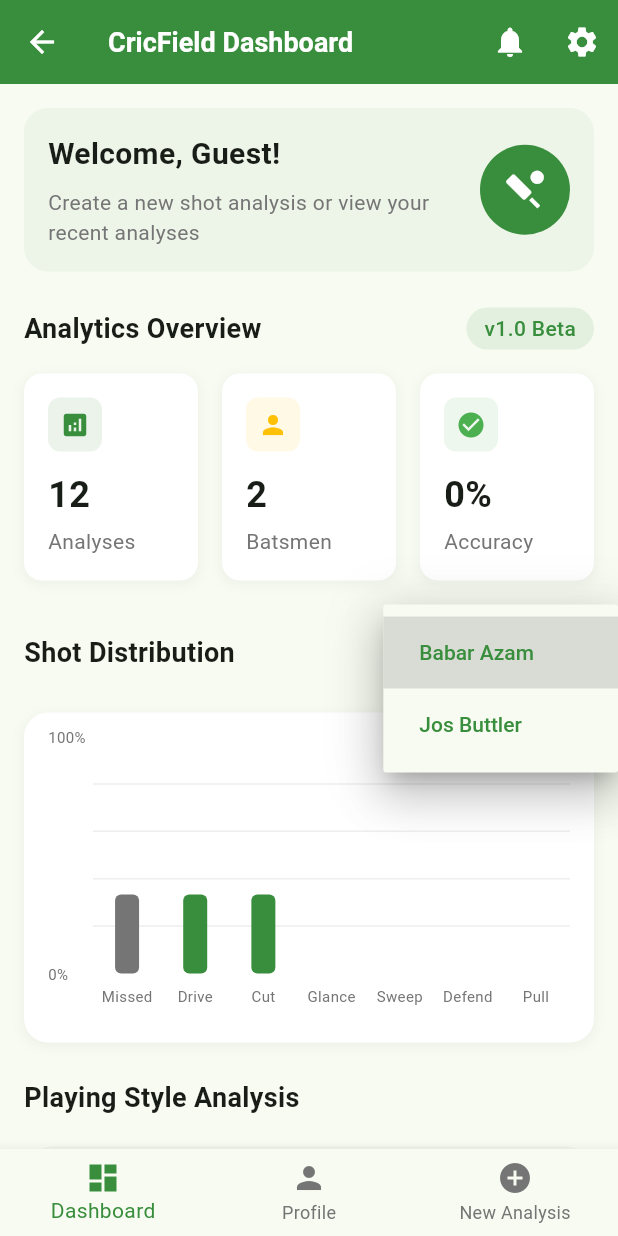
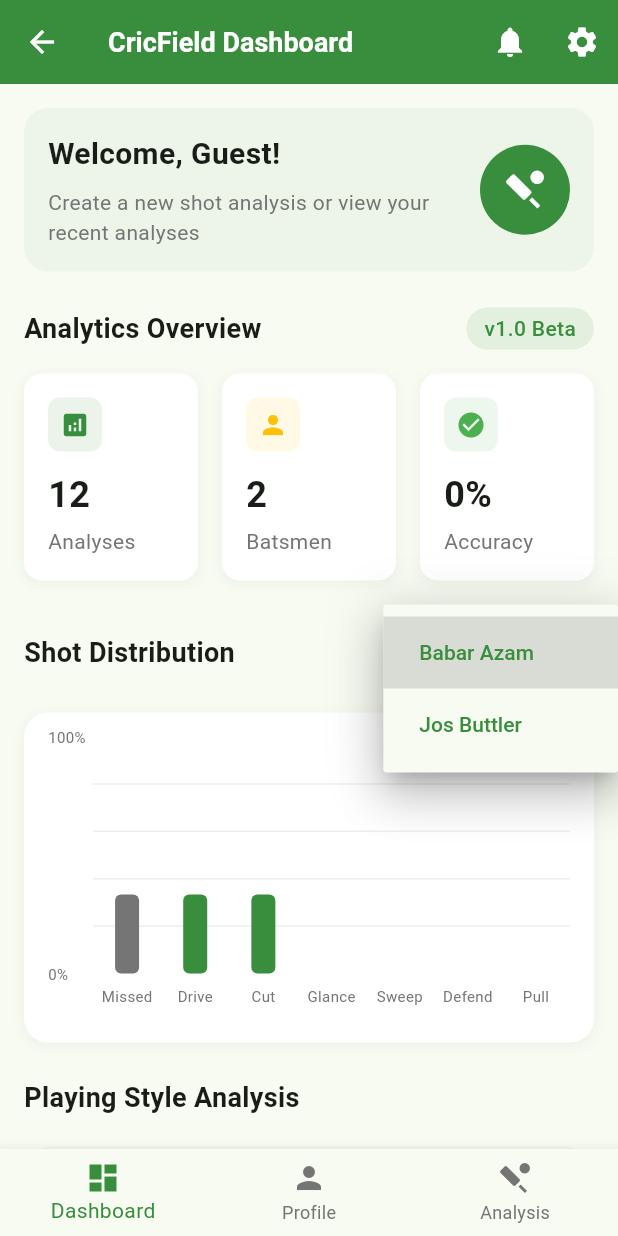
Before and after one commit to thecodemonster1/cric_field_project_1, a Flutter app: the DashboardPage screen opened directly, after a tap on "Babar Azam", on a phone screen of 412 x 824 dp. Run offline on Flutter 3.47's test engine with Material 3 defaults, Android fonts, the phone set to English and light mode, and no system bars; drawn by our look-alikes of fl_chart; our stand-ins replace firebase_auth, firebase_core, shared_preferences; missing offline and left inert: tflite_flutter; accounts and stored records are empty.

Commit message:
refactor: Remove unused recent analyses data and update navigation label in DashboardPage

```diff
--- a/lib/Pages/DashboardPage.dart
+++ b/lib/Pages/DashboardPage.dart
@@ -26,27 +26,6 @@ class _DashboardPageState extends State<DashboardPage> {
     'Jos Buttler - England',
   ];
 
-  // Mock recent analyses data
-  final List<Map<String, dynamic>> recentAnalyses = [
-    {
-      'batsman': 'Babar Azam - Pakistan',
-      'date': '3 Mar 2023',
-      'topShot': 'Drive',
-      'accuracy': 0.86,
-    },
-    {
-      'batsman': 'Jos Buttler - England',
-      'date': '27 Feb 2023',
-      'topShot': 'Pull',
-      'accuracy': 0.78,
-    },
-    {
-      'batsman': 'Babar Azam - Pakistan',
-      'date': '20 Feb 2023',
-      'topShot': 'Cut',
-      'accuracy': 0.72,
-    },
-  ];
 
   @override
   void initState() {
@@ -114,13 +93,7 @@ class _DashboardPageState extends State<DashboardPage> {
         modelAccuracy = latestAccuracy; // Update the model accuracy
         isChartLoading = false;
 
-        // Also update the first recentAnalysis with the new accuracy
-        if (recentAnalyses.isNotEmpty) {
-          recentAnalyses[0] = {
-            ...recentAnalyses[0],
-            'accuracy': modelAccuracy / 100.0,
-          };
-        }
+
       });
     } catch (e) {
       print("Error loading model data: $e");
@@ -188,8 +161,8 @@ class _DashboardPageState extends State<DashboardPage> {
             label: 'Profile',
           ),
           BottomNavigationBarItem(
-            icon: Icon(Icons.add_circle),
-            label: 'New Analysis',
+            icon: Icon(Icons.sports_cricket),
+            label: 'Analysis',
           ),
         ],
       ),
```
